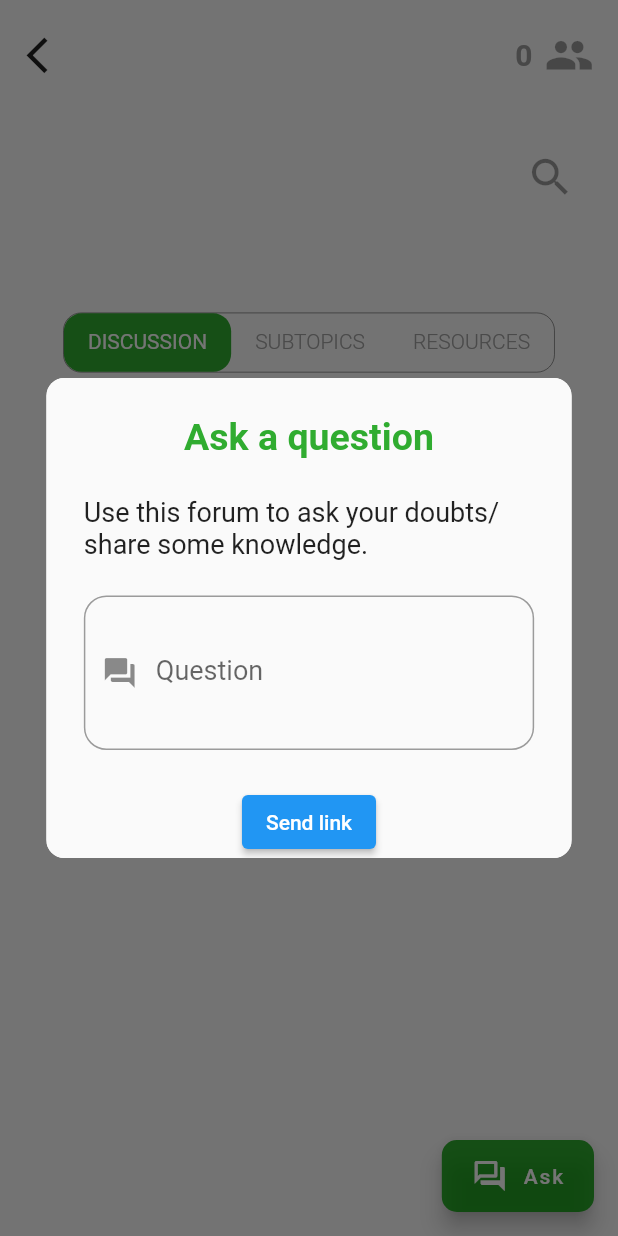
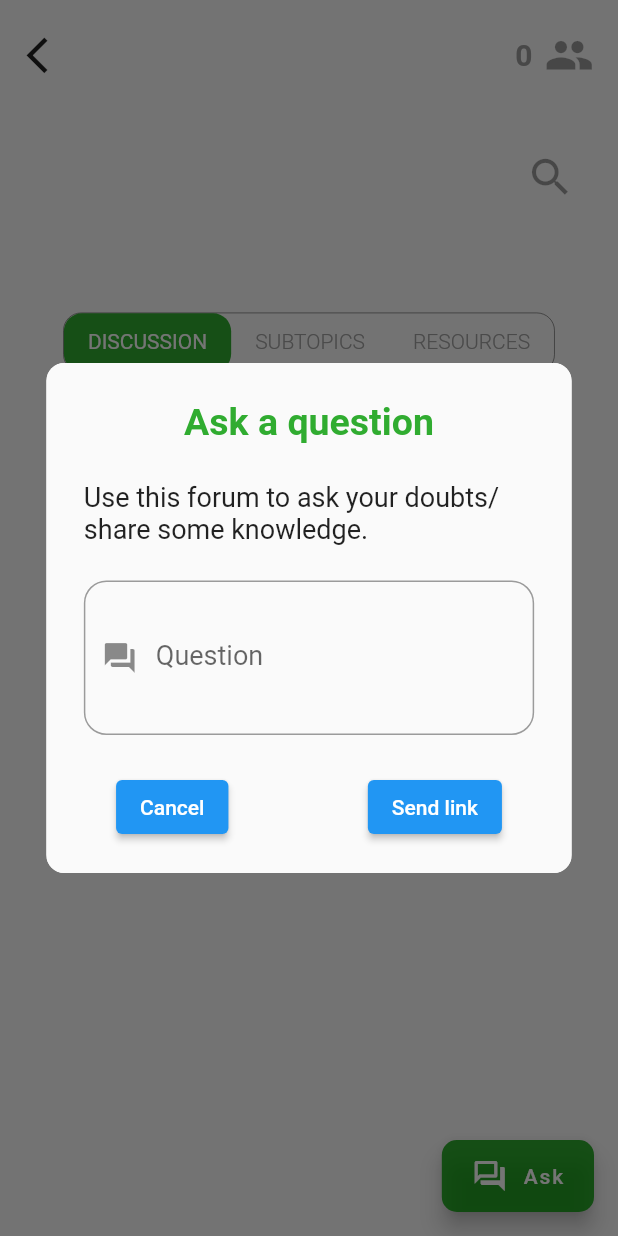
Before and after one commit to reeshaa/re-member, a Flutter app: the Communities2 screen opened directly with empty values, after a tap on "Ask", on a phone screen of 412 x 824 dp. Run offline on Flutter 3.47's test engine with Material 2 defaults, Android fonts, the phone set to English and light mode, and no system bars; our stand-ins replace cool_alert, dio, get_it, shared_preferences; missing offline and left inert: jwt_decode; accounts and stored records are empty.

Commit message:
Functionality work on question POST

```diff
--- a/lib/src/modules/communities/community_detailed.dart
+++ b/lib/src/modules/communities/community_detailed.dart
@@ -1,9 +1,12 @@
+import 'package:cool_alert/cool_alert.dart';
 import 'package:flutter/material.dart';
 import 'package:re_member/src/configs/palette.dart';
 import 'package:re_member/src/modules/communities/components/new_question.dart';
 import 'package:re_member/src/modules/communities/discussion.dart';
 import 'package:re_member/src/modules/communities/model/community.dart';
 import 'package:re_member/src/modules/communities/resources.dart';
+import 'package:re_member/src/services/api.dart';
+import 'package:re_member/src/services/service_locator.dart';
 import 'package:re_member/src/widgets/floating_tab_bar.dart';
 
 class Communities2 extends StatefulWidget {
@@ -22,10 +25,46 @@ class _Communities2State extends State<Communities2>
   @override
   void initState() {
     tabController.addListener(() {
-      print("Called");
       setState(() => activeTabIndex = tabController.index);
     });
     super.initState();
+  }
+
+  _postNewQuestion() async {
+    var message = await showDialog(
+      context: context,
+      builder: (context) => NewQuestion(),
+    );
+
+    if (message == null || message!.isEmpty)
+      return;
+    else {
+      var body = <String, dynamic>{
+        "question": message,
+        "communityId": widget.community.communityId,
+      };
+      var response;
+      await ServiceLocator<Api>().POST(Api.forumQuestionEndpoint, body);
+
+      if (response != null && response.statusCode == 200) {
+        Navigator.pop(context, "Hello from dialog");
+        CoolAlert.show(
+          context: context,
+          type: CoolAlertType.success,
+          confirmBtnText: "Okay",
+          title: "Reset link sent",
+          text: "Follow the instructions in the email to reset your password.",
+        );
+      } else {
+        Navigator.pop(context, "Hello from dialog");
+        CoolAlert.show(
+          context: context,
+          type: CoolAlertType.error,
+          confirmBtnText: "Okay",
+          title: "Reset failed",
+        );
+      }
+    }
   }
 
   @override
@@ -143,10 +182,7 @@ class _Communities2State extends State<Communities2>
             ],
           ),
           floatingActionButton: FloatingActionButton.extended(
-            onPressed: () => showDialog(
-              context: context,
-              builder: (context) => NewQuestion(),
-            ),
+            onPressed: _postNewQuestion,
             shape: RoundedRectangleBorder(
               borderRadius: BorderRadius.circular(10.0),
             ),
--- a/lib/src/modules/communities/components/new_question.dart
+++ b/lib/src/modules/communities/components/new_question.dart
@@ -19,43 +19,21 @@ class _NewQuestionState extends State<NewQuestion> {
   bool isLoading = false;
 
   _onPress() async {
+    // return "Hello from dialog";
     if (formKey.currentState?.validate() ?? false) {
-      setState(() {
-        isLoading = true;
-      });
-      String _email = _textEditingController.value.text.trim();
-      var body = <String, dynamic>{
-        "email": _email,
-      };
-      var response;
-      //     await ServiceLocator<Api>().POST(Api.resetPassEndpoint, body);
+      Navigator.pop(context, _textEditingController.value.text);
+    }
+  }
 
-      if (true && response != null && response.statusCode == 200) {
-        Navigator.pop(context);
-        CoolAlert.show(
-          context: context,
-          type: CoolAlertType.success,
-          confirmBtnText: "Okay",
-          title: "Reset link sent",
-          text: "Follow the instructions in the email to reset your password.",
-        );
-      } else {
-        Navigator.pop(context);
-        CoolAlert.show(
-          context: context,
-          type: CoolAlertType.error,
-          confirmBtnText: "Okay",
-          title: "Reset failed",
-        );
-      }
-    }
+  _onCancel() async {
+    Navigator.pop(context);
   }
 
   @override
   Widget build(BuildContext context) {
     return Center(
       child: Container(
-        height: 320,
+        height: 340,
         width: MediaQuery.of(context).size.width * 0.85,
         decoration: BoxDecoration(
           borderRadius: borderRadiusLarge,
@@ -114,9 +92,18 @@ class _NewQuestionState extends State<NewQuestion> {
                         },
                       ),
                     ),
-                    ElevatedButton(
-                      onPressed: _onPress,
-                      child: Text("Send link"),
+                    Row(
+                      mainAxisAlignment: MainAxisAlignment.spaceAround,
+                      children: [
+                        ElevatedButton(
+                          onPressed: _onCancel,
+                          child: Text("Cancel"),
+                        ),
+                        ElevatedButton(
+                          onPressed: _onPress,
+                          child: Text("Send link"),
+                        ),
+                      ],
                     ),
                   ],
                 ),
--- a/lib/src/services/auth_service.dart
+++ b/lib/src/services/auth_service.dart
@@ -37,6 +37,7 @@ class AuthService extends ChangeNotifier {
     debugPrint("Auth Data:");
     debugPrint(_email);
     debugPrint(_uid);
+    ServiceLocator<UserService>().uid = _uid;
     return;
   }
 
@@ -133,11 +134,11 @@ class AuthService extends ChangeNotifier {
       } else {
         if (response.statusCode == 200) {
           _authState = AuthState.loggedIn;
-          notifyListeners();
 
           var data = response.data;
           _uid = data['uid'];
           _email = email;
+          notifyListeners();
 
           _saveCredentials();
           _initUserProfile(data);
```
Also changed, not shown: lib/src/services/api.dart (+14 -2 lines).
